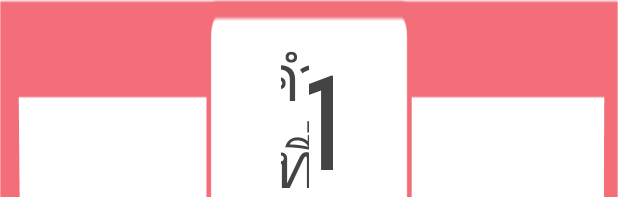
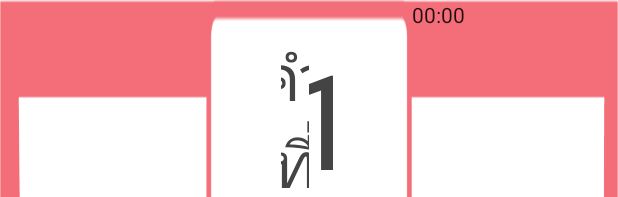
Before and after one commit to saritkla/ProjectTon, an Android app: the layout activity_wordgame1.xml on its own in the app's theme, with its tools: preview values and no code run, on a phone screen of 412 x 824 dp. Shown: the top 197 px of the screen. Run offline under Robolectric (Android 15) with nearby library versions, the phone set to English and light mode, and no system bars.

Commit message:
kla done lasversions

```diff
--- a/app/src/main/java/com/example/goodreader/Wordgame1.java
+++ b/app/src/main/java/com/example/goodreader/Wordgame1.java
@@ -41,7 +41,7 @@ public class Wordgame1 extends AppCompatActivity {
         final String username =bundle.getString("username");
         requestWindowFeature(Window.FEATURE_NO_TITLE);
         getWindow().setFlags(WindowManager.LayoutParams.FLAG_FULLSCREEN, WindowManager.LayoutParams.FLAG_FULLSCREEN);
-        setRequestedOrientation(ActivityInfo.SCREEN_ORIENTATION_SENSOR_LANDSCAPE);
+        setRequestedOrientation(ActivityInfo.SCREEN_ORIENTATION_UNSPECIFIED);
         setContentView(R.layout.activity_wordgame1);
         imagecount = (pl.droidsonroids.gif.GifImageView ) findViewById(R.id.imagecount);
         showtext = (TextView)findViewById(R.id.textshow);
--- a/app/src/main/res/layout/activity_wordgame1.xml
+++ b/app/src/main/res/layout/activity_wordgame1.xml
@@ -62,7 +62,8 @@
                     android:fontFamily="sans-serif"
                     />
             </LinearLayout>
-            <Space
+            <Chronometer
+                android:id="@+id/chrometer"
                 android:layout_width="0dp"
                 android:layout_height="match_parent"
                 android:layout_weight="1"/>
```
